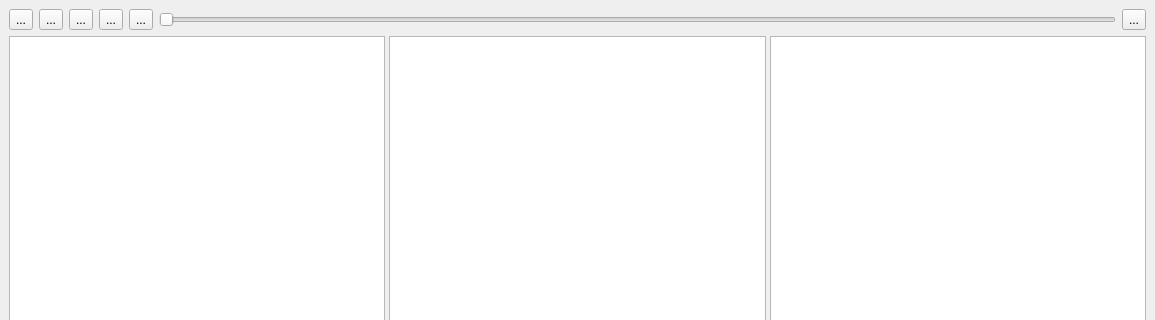
Qt form app/mainwindow.ui (olegantonyan/mpz) before a commit; both pictures show x 0 to 1155 and y 0 to 320 of the 1155 by 648 pixel window.
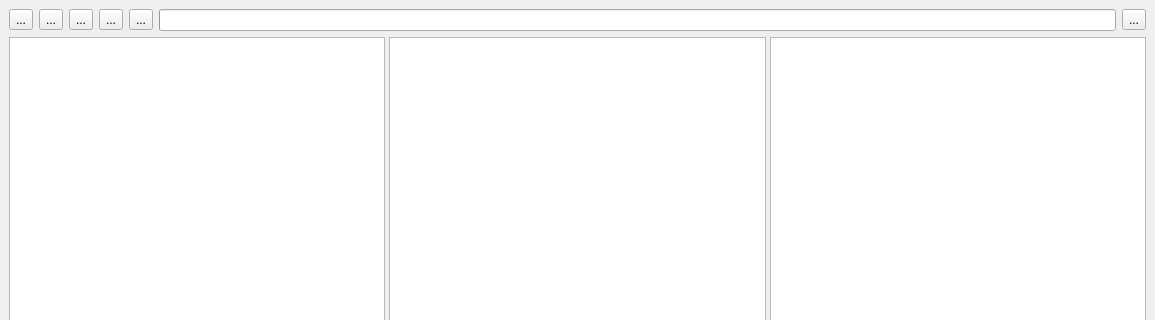
The same form after that commit. Icons and pictures are not drawn.

Diff of the .ui file:
```diff
--- a/app/mainwindow.ui
+++ b/app/mainwindow.ui
@@ -73,9 +73,12 @@
        </widget>
       </item>
       <item>
-       <widget class="QSlider" name="progressSeeker">
-        <property name="orientation">
-         <enum>Qt::Horizontal</enum>
+       <widget class="QProgressBar" name="progressBar">
+        <property name="value">
+         <number>0</number>
+        </property>
+        <property name="textVisible">
+         <bool>false</bool>
         </property>
        </widget>
       </item>
```
